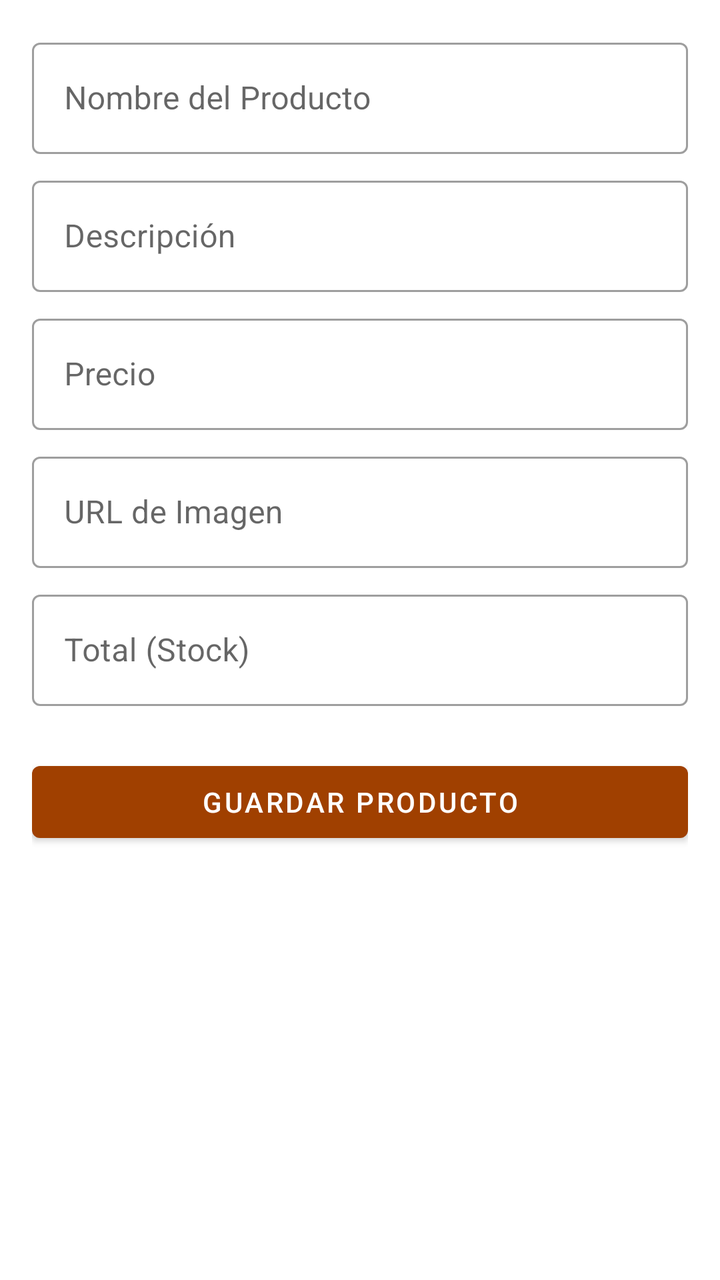
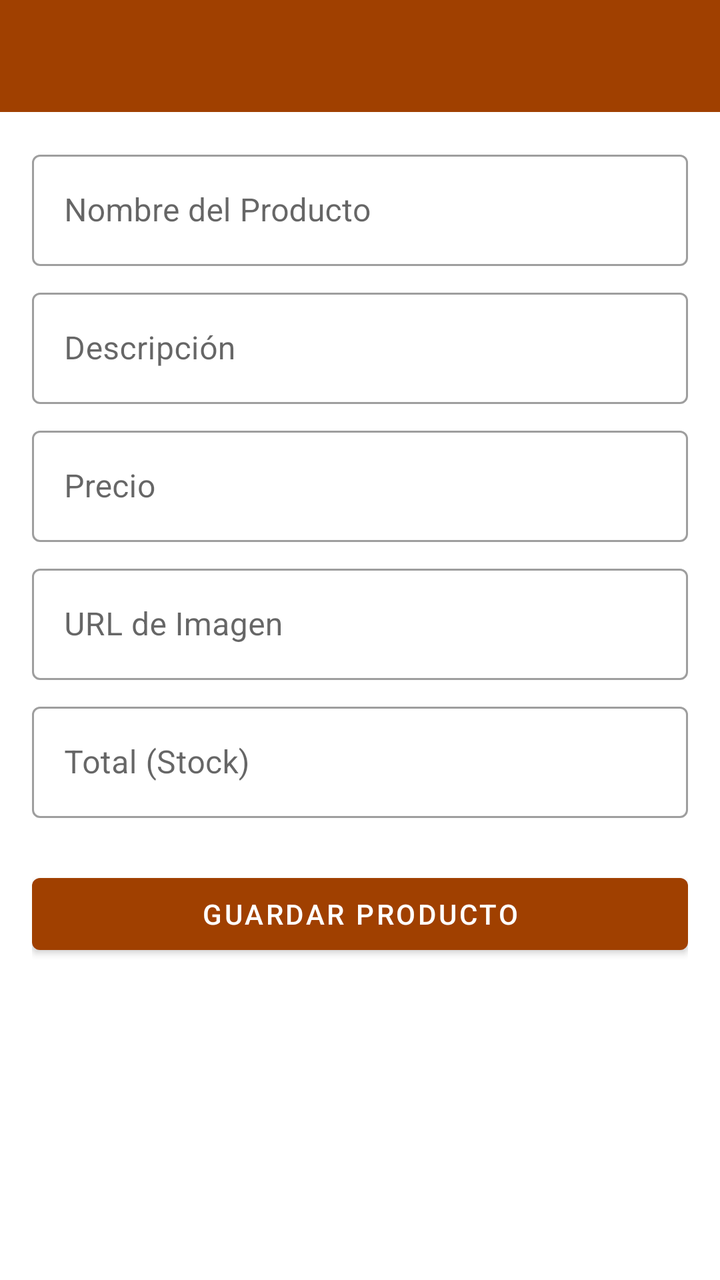

The first picture is an Android layout as it rendered before a commit; the second is the same layout after the commit. The layout source and the unified diff follow.
<!-- AndroidManifest.xml: application theme Theme.Sistema_Restaurante -->
<!-- res/layout/activity_add_edit_product.xml -->
<?xml version="1.0" encoding="utf-8"?>
<ScrollView xmlns:android="http://schemas.android.com/apk/res/android"
    xmlns:app="http://schemas.android.com/apk/res-auto"
    android:layout_width="match_parent"
    android:layout_height="match_parent"
    android:padding="16dp">

    <LinearLayout
        android:layout_width="match_parent"
        android:layout_height="wrap_content"
        android:orientation="vertical">

        <com.google.android.material.textfield.TextInputLayout
            android:layout_width="match_parent"
            android:layout_height="wrap_content"
            android:hint="Nombre del Producto"
            style="@style/Widget.MaterialComponents.TextInputLayout.OutlinedBox">
            <com.google.android.material.textfield.TextInputEditText
                android:id="@+id/etProductName"
                android:layout_width="match_parent"
                android:layout_height="wrap_content" />
        </com.google.android.material.textfield.TextInputLayout>

        <com.google.android.material.textfield.TextInputLayout
            android:layout_width="match_parent"
            android:layout_height="wrap_content"
            android:hint="Descripción"
            android:layout_marginTop="8dp"
            style="@style/Widget.MaterialComponents.TextInputLayout.OutlinedBox">
            <com.google.android.material.textfield.TextInputEditText
                android:id="@+id/etProductDesc"
                android:layout_width="match_parent"
                android:layout_height="wrap_content" />
        </com.google.android.material.textfield.TextInputLayout>

        <com.google.android.material.textfield.TextInputLayout
            android:layout_width="match_parent"
            android:layout_height="wrap_content"
            android:hint="Precio"
            android:layout_marginTop="8dp"
            style="@style/Widget.MaterialComponents.TextInputLayout.OutlinedBox">
            <com.google.android.material.textfield.TextInputEditText
                android:id="@+id/etProductPrice"
                android:layout_width="match_parent"
                android:layout_height="wrap_content"
                android:inputType="numberDecimal" />
        </com.google.android.material.textfield.TextInputLayout>

        <com.google.android.material.textfield.TextInputLayout
            android:layout_width="match_parent"
            android:layout_height="wrap_content"
            android:hint="URL de Imagen"
            android:layout_marginTop="8dp"
            style="@style/Widget.MaterialComponents.TextInputLayout.OutlinedBox">
            <com.google.android.material.textfield.TextInputEditText
                android:id="@+id/etProductImage"
                android:layout_width="match_parent"
                android:layout_height="wrap_content" />
        </com.google.android.material.textfield.TextInputLayout>

        <com.google.android.material.textfield.TextInputLayout
            android:layout_width="match_parent"
            android:layout_height="wrap_content"
            android:hint="Total (Stock)"
            android:layout_marginTop="8dp"
            style="@style/Widget.MaterialComponents.TextInputLayout.OutlinedBox">
            <com.google.android.material.textfield.TextInputEditText
                android:id="@+id/etProductTotal"
                android:layout_width="match_parent"
                android:layout_height="wrap_content"
                android:inputType="number" />
        </com.google.android.material.textfield.TextInputLayout>

        <Button
            android:id="@+id/btnSaveProduct"
            android:layout_width="match_parent"
            android:layout_height="wrap_content"
            android:text="Guardar Producto"
            android:layout_marginTop="24dp" />

    </LinearLayout>
</ScrollView>
<!-- resources referenced by this layout -->
<resources>
  <style name="Theme.Sistema_Restaurante" parent="Theme.MaterialComponents.Light.NoActionBar">
          
          <item name="colorPrimary">#A04000</item>
          <item name="colorPrimaryVariant">#7E3200</item>
          <item name="colorOnPrimary">@color/white</item>
          
          <item name="colorSecondary">#FDF8F5</item>
          <item name="colorSecondaryVariant">#F5EBE0</item>
          <item name="colorOnSecondary">@color/black</item>
          
          <item name="android:statusBarColor">#FDF8F5</item>
          <item name="android:windowLightStatusBar">true</item>
          
      </style>
  <color name="white">#FFFFFFFF</color>
  <color name="black">#FF000000</color>
</resources>

<!-- the commit's change to res/layout/activity_add_edit_product.xml (unified diff, before → after) -->
@@ -1,82 +1,96 @@
 <?xml version="1.0" encoding="utf-8"?>
-<ScrollView xmlns:android="http://schemas.android.com/apk/res/android"
+<LinearLayout xmlns:android="http://schemas.android.com/apk/res/android"
     xmlns:app="http://schemas.android.com/apk/res-auto"
     android:layout_width="match_parent"
     android:layout_height="match_parent"
-    android:padding="16dp">
+    android:orientation="vertical"
+    android:fitsSystemWindows="true">
 
-    <LinearLayout
+    <androidx.appcompat.widget.Toolbar
+        android:id="@+id/toolbar"
         android:layout_width="match_parent"
-        android:layout_height="wrap_content"
-        android:orientation="vertical">
+        android:layout_height="?attr/actionBarSize"
+        android:background="?attr/colorPrimary"
+        app:titleTextColor="@android:color/white" />
 
-        <com.google.android.material.textfield.TextInputLayout
+    <ScrollView
+        android:layout_width="match_parent"
+        android:layout_height="match_parent"
+        android:padding="16dp">
+
+        <LinearLayout
             android:layout_width="match_parent"
             android:layout_height="wrap_content"
-            android:hint="Nombre del Producto"
-            style="@style/Widget.MaterialComponents.TextInputLayout.OutlinedBox">
-            <com.google.android.material.textfield.TextInputEditText
-                android:id="@+id/etProductName"
-                android:layout_width="match_parent"
-                android:layout_height="wrap_content" />
-        </com.google.android.material.textfield.TextInputLayout>
+            android:orientation="vertical">
 
-        <com.google.android.material.textfield.TextInputLayout
-            android:layout_width="match_parent"
-            android:layout_height="wrap_content"
-            android:hint="Descripción"
-            android:layout_marginTop="8dp"
-            style="@style/Widget.MaterialComponents.TextInputLayout.OutlinedBox">
-            <com.google.android.material.textfield.TextInputEditText
-                android:id="@+id/etProductDesc"
-                android:layout_width="match_parent"
-                android:layout_height="wrap_content" />
-        </com.google.android.material.textfield.TextInputLayout>
-
-        <com.google.android.material.textfield.TextInputLayout
-            android:layout_width="match_parent"
-            android:layout_height="wrap_content"
-            android:hint="Precio"
-            android:layout_marginTop="8dp"
-            style="@style/Widget.MaterialComponents.TextInputLayout.OutlinedBox">
-            <com.google.android.material.textfield.TextInputEditText
-                android:id="@+id/etProductPrice"
+            <com.google.android.material.textfield.TextInputLayout
                 android:layout_width="match_parent"
                 android:layout_height="wrap_content"
-                android:inputType="numberDecimal" />
-        </com.google.android.material.textfield.TextInputLayout>
+                android:hint="Nombre del Producto"
+                style="@style/Widget.MaterialComponents.TextInputLayout.OutlinedBox">
+                <com.google.android.material.textfield.TextInputEditText
+                    android:id="@+id/etProductName"
+                    android:layout_width="match_parent"
+                    android:layout_height="wrap_content" />
+            </com.google.android.material.textfield.TextInputLayout>
 
-        <com.google.android.material.textfield.TextInputLayout
-            android:layout_width="match_parent"
-            android:layout_height="wrap_content"
-            android:hint="URL de Imagen"
-            android:layout_marginTop="8dp"
-            style="@style/Widget.MaterialComponents.TextInputLayout.OutlinedBox">
-            <com.google.android.material.textfield.TextInputEditText
-                android:id="@+id/etProductImage"
-                android:layout_width="match_parent"
-                android:layout_height="wrap_content" />
-        </com.google.android.material.textfield.TextInputLayout>
-
-        <com.google.android.material.textfield.TextInputLayout
-            android:layout_width="match_parent"
-            android:layout_height="wrap_content"
-            android:hint="Total (Stock)"
-            android:layout_marginTop="8dp"
-            style="@style/Widget.MaterialComponents.TextInputLayout.OutlinedBox">
-            <com.google.android.material.textfield.TextInputEditText
-                android:id="@+id/etProductTotal"
+            <com.google.android.material.textfield.TextInputLayout
                 android:layout_width="match_parent"
                 android:layout_height="wrap_content"
-                android:inputType="number" />
-        </com.google.android.material.textfield.TextInputLayout>
+                android:hint="Descripción"
+                android:layout_marginTop="8dp"
+                style="@style/Widget.MaterialComponents.TextInputLayout.OutlinedBox">
+                <com.google.android.material.textfield.TextInputEditText
+                    android:id="@+id/etProductDesc"
+                    android:layout_width="match_parent"
+                    android:layout_height="wrap_content" />
+            </com.google.android.material.textfield.TextInputLayout>
 
-        <Button
-            android:id="@+id/btnSaveProduct"
-            android:layout_width="match_parent"
-            android:layout_height="wrap_content"
-            android:text="Guardar Producto"
-            android:layout_marginTop="24dp" />
+            <com.google.android.material.textfield.TextInputLayout
+                android:layout_width="match_parent"
+                android:layout_height="wrap_content"
+                android:hint="Precio"
+                android:layout_marginTop="8dp"
+                style="@style/Widget.MaterialComponents.TextInputLayout.OutlinedBox">
+                <com.google.android.material.textfield.TextInputEditText
+                    android:id="@+id/etProductPrice"
+                    android:layout_width="match_parent"
+                    android:layout_height="wrap_content"
+                    android:inputType="numberDecimal" />
+            </com.google.android.material.textfield.TextInputLayout>
 
-    </LinearLayout>
-</ScrollView>
+            <com.google.android.material.textfield.TextInputLayout
+                android:layout_width="match_parent"
+                android:layout_height="wrap_content"
+                android:hint="URL de Imagen"
+                android:layout_marginTop="8dp"
+                style="@style/Widget.MaterialComponents.TextInputLayout.OutlinedBox">
+                <com.google.android.material.textfield.TextInputEditText
+                    android:id="@+id/etProductImage"
+                    android:layout_width="match_parent"
+                    android:layout_height="wrap_content" />
+            </com.google.android.material.textfield.TextInputLayout>
+
+            <com.google.android.material.textfield.TextInputLayout
+                android:layout_width="match_parent"
+                android:layout_height="wrap_content"
+                android:hint="Total (Stock)"
+                android:layout_marginTop="8dp"
+                style="@style/Widget.MaterialComponents.TextInputLayout.OutlinedBox">
+                <com.google.android.material.textfield.TextInputEditText
+                    android:id="@+id/etProductTotal"
+                    android:layout_width="match_parent"
+                    android:layout_height="wrap_content"
+                    android:inputType="number" />
+            </com.google.android.material.textfield.TextInputLayout>
+
+            <Button
+                android:id="@+id/btnSaveProduct"
+                android:layout_width="match_parent"
+                android:layout_height="wrap_content"
+                android:text="Guardar Producto"
+                android:layout_marginTop="24dp" />
+
+        </LinearLayout>
+    </ScrollView>
+</LinearLayout>
